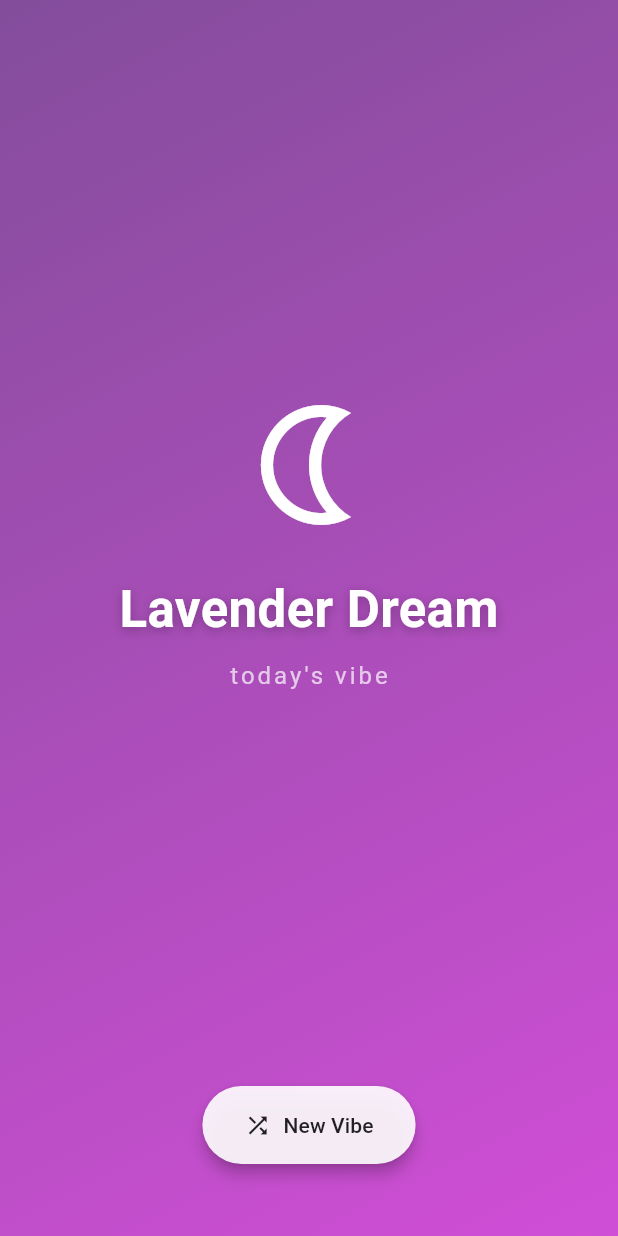
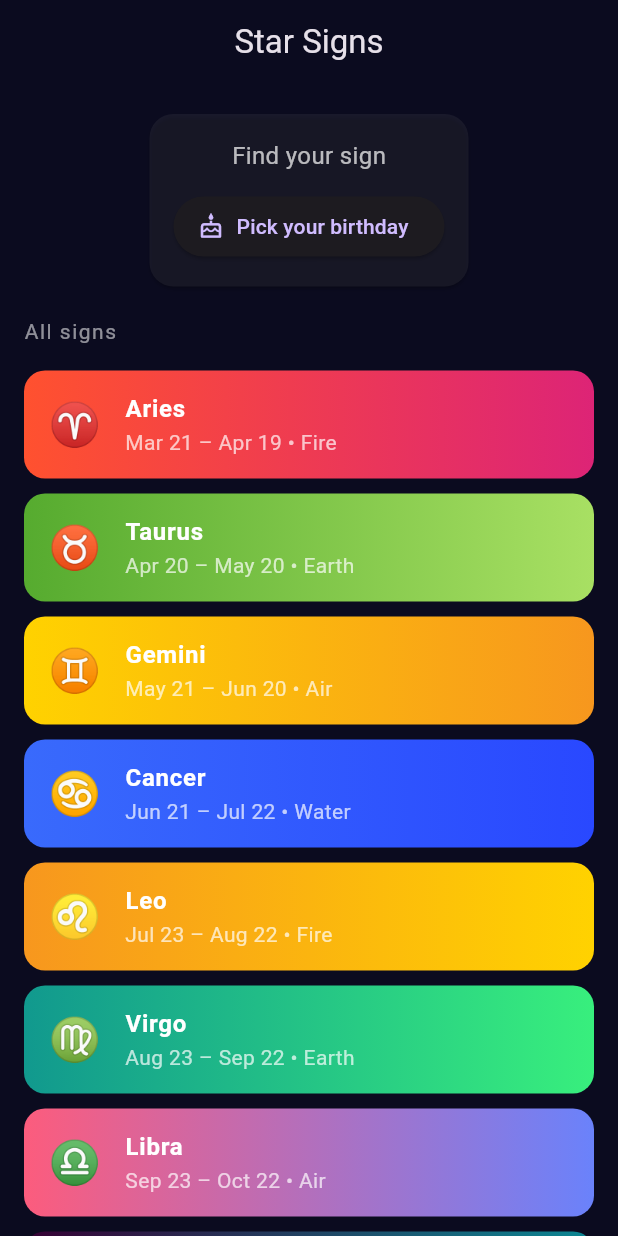
Before and after one commit to Kizzy28/The-Zodiac, a Flutter app: the screen it shows after launch, on a phone screen of 412 x 824 dp. Run offline on Flutter 3.47's test engine with Material 3 defaults, Android fonts, the phone set to English and light mode, and no system bars; Roboto replaces fonts that are missing (Georgia).

Commit message:
fix: main.dart and tests to mach the methods/ changed repo name

```diff
--- a/lib/main.dart
+++ b/lib/main.dart
@@ -1,161 +1,245 @@
-import 'dart:math';
 import 'package:flutter/material.dart';
 
 void main() {
-  runApp(const VibeApp());
+  runApp(const ZodiacApp());
 }
 
-class VibeApp extends StatelessWidget {
-  const VibeApp({super.key});
+class ZodiacApp extends StatelessWidget {
+  const ZodiacApp({super.key});
 
   @override
   Widget build(BuildContext context) {
     return MaterialApp(
-      title: 'Vibe Generator',
+      title: 'Star Signs',
       debugShowCheckedModeBanner: false,
-      theme: ThemeData(useMaterial3: true, fontFamily: 'Georgia'),
-      home: const VibePage(),
+      theme: ThemeData(
+        useMaterial3: true,
+        brightness: Brightness.dark,
+        scaffoldBackgroundColor: const Color(0xFF0B0B1F),
+      ),
+      home: const ZodiacPage(),
     );
   }
 }
 
-class Vibe {
+class ZodiacSign {
   final String name;
+  final String symbol;
+  final String dateRange;
+  final String element;
   final List<Color> colors;
-  final IconData icon;
 
-  const Vibe(this.name, this.colors, this.icon);
+  const ZodiacSign(
+    this.name,
+    this.symbol,
+    this.dateRange,
+    this.element,
+    this.colors,
+  );
 }
 
-class VibePage extends StatefulWidget {
-  const VibePage({super.key});
+const List<ZodiacSign> zodiacSigns = [
+  ZodiacSign('Aries', '♈', 'Mar 21 – Apr 19', 'Fire',
+      [Color(0xFFFF512F), Color(0xFFDD2476)]),
+  ZodiacSign('Taurus', '♉', 'Apr 20 – May 20', 'Earth',
+      [Color(0xFF56AB2F), Color(0xFFA8E063)]),
+  ZodiacSign('Gemini', '♊', 'May 21 – Jun 20', 'Air',
+      [Color(0xFFFFD200), Color(0xFFF7971E)]),
+  ZodiacSign('Cancer', '♋', 'Jun 21 – Jul 22', 'Water',
+      [Color(0xFF396AFC), Color(0xFF2948FF)]),
+  ZodiacSign('Leo', '♌', 'Jul 23 – Aug 22', 'Fire',
+      [Color(0xFFF7971E), Color(0xFFFFD200)]),
+  ZodiacSign('Virgo', '♍', 'Aug 23 – Sep 22', 'Earth',
+      [Color(0xFF11998E), Color(0xFF38EF7D)]),
+  ZodiacSign('Libra', '♎', 'Sep 23 – Oct 22', 'Air',
+      [Color(0xFFFC5C7D), Color(0xFF6A82FB)]),
+  ZodiacSign('Scorpio', '♏', 'Oct 23 – Nov 21', 'Water',
+      [Color(0xFF360033), Color(0xFF0B8793)]),
+  ZodiacSign('Sagittarius', '♐', 'Nov 22 – Dec 21', 'Fire',
+      [Color(0xFFB92B27), Color(0xFF1565C0)]),
+  ZodiacSign('Capricorn', '♑', 'Dec 22 – Jan 19', 'Earth',
+      [Color(0xFF232526), Color(0xFF414345)]),
+  ZodiacSign('Aquarius', '♒', 'Jan 20 – Feb 18', 'Air',
+      [Color(0xFF00C6FF), Color(0xFF0072FF)]),
+  ZodiacSign('Pisces', '♓', 'Feb 19 – Mar 20', 'Water',
+      [Color(0xFF7F00FF), Color(0xFFE100FF)]),
+];
+
+// Returns the zodiac sign for a given month/day.
+ZodiacSign signForDate(int month, int day) {
+  const boundaries = [
+    [3, 21], [4, 20], [5, 21], [6, 21], [7, 23], [8, 23],
+    [9, 23], [10, 23], [11, 22], [12, 22], [1, 20], [2, 19],
+  ];
+  for (int i = 0; i < boundaries.length; i++) {
+    final start = boundaries[i];
+    final end = boundaries[(i + 1) % boundaries.length];
+    final afterStart = (month == start[0] && day >= start[1]) ||
+        (month == start[0] + 1 && day < end[1]) ||
+        (start[0] == 12 && month == 1 && day < end[1]);
+    if (afterStart) return zodiacSigns[i];
+  }
+  return zodiacSigns[0];
+}
+
+class ZodiacPage extends StatefulWidget {
+  const ZodiacPage({super.key});
 
   @override
-  State<VibePage> createState() => _VibePageState();
+  State<ZodiacPage> createState() => _ZodiacPageState();
 }
 
-class _VibePageState extends State<VibePage>
-    with SingleTickerProviderStateMixin {
-  final List<Vibe> _vibes = const [
-    Vibe('Golden Hour', [Color(0xFFFFA751), Color(0xFFFFE259)], Icons.wb_sunny_outlined),
-    Vibe('Deep Ocean', [Color(0xFF0F2027), Color(0xFF2C5364)], Icons.water),
-    Vibe('Cotton Candy', [Color(0xFFFFAFBD), Color(0xFFC2E9FB)], Icons.icecream_outlined),
-    Vibe('Midnight Forest', [Color(0xFF134E5E), Color(0xFF71B280)], Icons.forest_outlined),
-    Vibe('Lavender Dream', [Color(0xFF834D9B), Color(0xFFD04ED6)], Icons.nightlight_outlined),
-    Vibe('Citrus Burst', [Color(0xFFF9D423), Color(0xFFFF4E50)], Icons.local_florist_outlined),
-    Vibe('Cyber Punk', [Color(0xFF0F0C29), Color(0xFF302B63), Color(0xFF24243E)], Icons.bolt_outlined),
-    Vibe('Rose Quartz', [Color(0xFFF6D5F7), Color(0xFFFBE9D7)], Icons.favorite_outline),
-  ];
+class _ZodiacPageState extends State<ZodiacPage> {
+  DateTime? _pickedDate;
 
-  late Vibe _current;
-  final Random _rand = Random();
+  ZodiacSign? get _resultSign => _pickedDate == null
+      ? null
+      : signForDate(_pickedDate!.month, _pickedDate!.day);
 
-  @override
-  void initState() {
-    super.initState();
-    _current = _vibes[_rand.nextInt(_vibes.length)];
+  Future<void> _pickDate() async {
+    final now = DateTime.now();
+    final picked = await showDatePicker(
+      context: context,
+      initialDate: DateTime(now.year, now.month, now.day),
+      firstDate: DateTime(1900),
+      lastDate: DateTime(now.year, 12, 31),
+      helpText: 'Pick your birthday',
+    );
+    if (picked != null) {
+      setState(() => _pickedDate = picked);
     }
-
-  void _generateVibe() {
-    setState(() {
-      Vibe next;
-      do {
-        next = _vibes[_rand.nextInt(_vibes.length)];
-      } while (next.name == _current.name && _vibes.length > 1);
-      _current = next;
-    });
   }
 
   @override
   Widget build(BuildContext context) {
     return Scaffold(
-      body: AnimatedContainer(
-        duration: const Duration(milliseconds: 600),
-        curve: Curves.easeInOut,
-        width: double.infinity,
-        height: double.infinity,
+      appBar: AppBar(
+        backgroundColor: Colors.transparent,
+        elevation: 0,
+        title: const Text('Star Signs'),
+        centerTitle: true,
+      ),
+      body: Column(
+        children: [
+          Padding(
+            padding: const EdgeInsets.all(16),
+            child: Card(
+              color: Colors.white.withOpacity(0.06),
+              shape: RoundedRectangleBorder(
+                borderRadius: BorderRadius.circular(16),
+              ),
+              child: Padding(
+                padding: const EdgeInsets.all(16),
+                child: Column(
+                  children: [
+                    const Text(
+                      'Find your sign',
+                      style: TextStyle(fontSize: 16, color: Colors.white70),
+                    ),
+                    const SizedBox(height: 12),
+                    ElevatedButton.icon(
+                      onPressed: _pickDate,
+                      icon: const Icon(Icons.cake_outlined),
+                      label: Text(
+                        _pickedDate == null
+                            ? 'Pick your birthday'
+                            : '${_pickedDate!.month}/${_pickedDate!.day}/${_pickedDate!.year}',
+                      ),
+                    ),
+                    if (_resultSign != null) ...[
+                      const SizedBox(height: 16),
+                      AnimatedContainer(
+                        duration: const Duration(milliseconds: 400),
+                        padding: const EdgeInsets.all(16),
                         decoration: BoxDecoration(
+                          borderRadius: BorderRadius.circular(14),
                           gradient: LinearGradient(
-            colors: _current.colors,
+                            colors: _resultSign!.colors,
                             begin: Alignment.topLeft,
                             end: Alignment.bottomRight,
                           ),
                         ),
-        child: SafeArea(
                         child: Column(
-            mainAxisAlignment: MainAxisAlignment.center,
                           children: [
-              Expanded(
-                child: Center(
-                  child: Column(
-                    mainAxisSize: MainAxisSize.min,
-                    children: [
-                      AnimatedSwitcher(
-                        duration: const Duration(milliseconds: 400),
-                        child: Icon(
-                          _current.icon,
-                          key: ValueKey(_current.name),
-                          size: 96,
+                            Text(
+                              _resultSign!.symbol,
+                              style: const TextStyle(fontSize: 40),
+                            ),
+                            Text(
+                              _resultSign!.name,
+                              style: const TextStyle(
+                                fontSize: 22,
+                                fontWeight: FontWeight.bold,
                                 color: Colors.white,
                               ),
                             ),
-                      const SizedBox(height: 24),
-                      AnimatedSwitcher(
-                        duration: const Duration(milliseconds: 400),
-                        child: Text(
-                          _current.name,
-                          key: ValueKey('${_current.name}_text'),
-                          style: const TextStyle(
-                            fontSize: 34,
-                            fontWeight: FontWeight.bold,
-                            color: Colors.white,
-                            shadows: [
-                              Shadow(
-                                blurRadius: 8,
-                                color: Colors.black26,
-                                offset: Offset(0, 2),
+                            Text(
+                              '${_resultSign!.dateRange} • ${_resultSign!.element}',
+                              style: const TextStyle(color: Colors.white70),
                             ),
                           ],
                         ),
                       ),
+                    ],
+                  ],
+                ),
+              ),
+            ),
+          ),
+          const Padding(
+            padding: EdgeInsets.symmetric(horizontal: 16),
+            child: Align(
+              alignment: Alignment.centerLeft,
+              child: Text(
+                'All signs',
+                style: TextStyle(
+                  fontSize: 14,
+                  color: Colors.white54,
+                  letterSpacing: 1,
+                ),
+              ),
+            ),
           ),
           const SizedBox(height: 8),
-                      const Text(
-                        "today's vibe",
-                        style: TextStyle(
-                          fontSize: 16,
-                          color: Colors.white70,
-                          letterSpacing: 2,
+          Expanded(
+            child: ListView.builder(
+              padding: const EdgeInsets.symmetric(horizontal: 16, vertical: 8),
+              itemCount: zodiacSigns.length,
+              itemBuilder: (context, index) {
+                final sign = zodiacSigns[index];
+                return Container(
+                  margin: const EdgeInsets.only(bottom: 10),
+                  decoration: BoxDecoration(
+                    borderRadius: BorderRadius.circular(14),
+                    gradient: LinearGradient(
+                      colors: sign.colors,
+                      begin: Alignment.centerLeft,
+                      end: Alignment.centerRight,
+                    ),
+                  ),
+                  child: ListTile(
+                    leading: Text(
+                      sign.symbol,
+                      style: const TextStyle(fontSize: 28, color: Colors.white),
+                    ),
+                    title: Text(
+                      sign.name,
+                      style: const TextStyle(
+                        color: Colors.white,
+                        fontWeight: FontWeight.bold,
+                      ),
+                    ),
+                    subtitle: Text(
+                      '${sign.dateRange} • ${sign.element}',
+                      style: const TextStyle(color: Colors.white70),
+                    ),
+                  ),
+                );
+              },
             ),
           ),
         ],
       ),
-                ),
-              ),
-              Padding(
-                padding: const EdgeInsets.only(bottom: 48.0),
-                child: ElevatedButton.icon(
-                  onPressed: _generateVibe,
-                  icon: const Icon(Icons.shuffle),
-                  label: const Text('New Vibe'),
-                  style: ElevatedButton.styleFrom(
-                    backgroundColor: Colors.white.withOpacity(0.9),
-                    foregroundColor: Colors.black87,
-                    padding: const EdgeInsets.symmetric(
-                      horizontal: 28,
-                      vertical: 16,
-                    ),
-                    shape: RoundedRectangleBorder(
-                      borderRadius: BorderRadius.circular(30),
-                    ),
-                    elevation: 4,
-                  ),
-                ),
-              ),
-            ],
-          ),
-        ),
-      ),
     );
   }
 }
--- a/pubspec.yaml
+++ b/pubspec.yaml
@@ -1,4 +1,4 @@
-name: kizz_application_1
+name: the_zodiac
 description: "A new Flutter project."
 # The following line prevents the package from being accidentally published to
 # pub.dev using `flutter pub publish`. This is preferred for private packages.
```
Also changed, not shown: 2 other files. Lines whose indentation alone changed are shown as unchanged.
